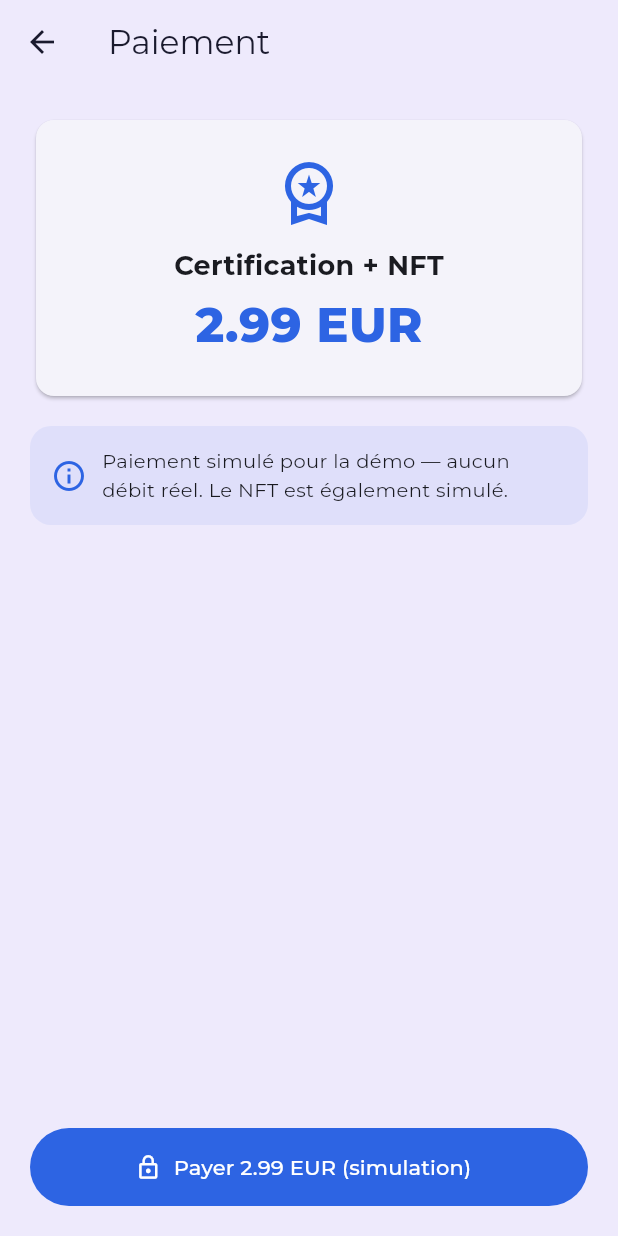
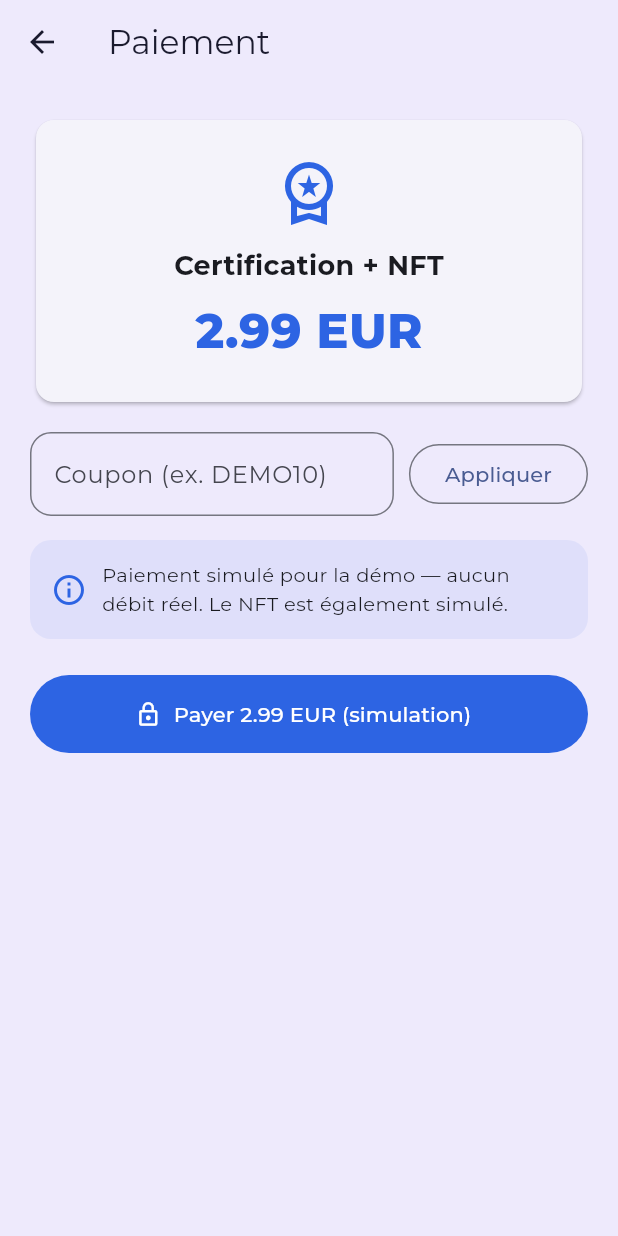
Before and after one commit to Og7enza/test, a Flutter app: the PaymentSimulationScreen screen opened directly with empty values, on a phone screen of 412 x 824 dp. Run offline on Flutter 3.47's test engine with Material 3 defaults, Android fonts, the phone set to English and light mode, and no system bars; our stand-ins replace camera, flutter_riverpod, geocoding, geolocator, go_router, google_fonts and 2 more; network calls fail.

Commit message:
fix(truthcatcher): rename shortHash->shortenHash (collision Riverpod) + bloc B
- Corrige l'erreur de build : shortHash entrait en collision avec un symbole
  exporte par Riverpod -> renomme en shortenHash (formatters + usages).
- Bloc B : notifications (liste + badge non-lus), transactions (historique),
  coupons (DEMO10 / TRUTH50) integres au paiement simule.
- Donnees de demo : galerie pre-remplie (3 preuves) + notifs + transactions.
- Navigation : cloche notifications (Accueil), tuile Transactions (Profil),
  routes /notifications et /transactions.
- CI : suppression du widget_test genere (reference MyApp inexistant).

https://claude.ai/code/session_012WtQpwHatgZD6LjYHykN8F

```diff
--- a/truthcatcher/lib/src/core/utils/formatters.dart
+++ b/truthcatcher/lib/src/core/utils/formatters.dart
@@ -4,7 +4,7 @@ import 'package:intl/intl.dart';
 String formatDateTime(DateTime dt) =>
     DateFormat('dd/MM/yyyy · HH:mm:ss').format(dt.toLocal());
 
-String shortHash(String hex, {int head = 10, int tail = 8}) {
+String shortenHash(String hex, {int head = 10, int tail = 8}) {
   if (hex.length <= head + tail + 1) return hex;
   return '${hex.substring(0, head)}…${hex.substring(hex.length - tail)}';
 }
--- a/truthcatcher/lib/src/features/capture/presentation/preview_confirm_screen.dart
+++ b/truthcatcher/lib/src/features/capture/presentation/preview_confirm_screen.dart
@@ -77,7 +77,7 @@ class _PreviewConfirmScreenState extends State<PreviewConfirmScreen> {
                   LabeledValue(
                     icon: Icons.fingerprint,
                     label: 'Empreinte SHA-256 (image originale)',
-                    value: shortHash(d.sha256Hex),
+                    value: shortenHash(d.sha256Hex),
                     monospace: true,
                   ),
                   LabeledValue(
--- a/truthcatcher/lib/src/features/certificate/presentation/certificate_detail_screen.dart
+++ b/truthcatcher/lib/src/features/certificate/presentation/certificate_detail_screen.dart
@@ -138,13 +138,13 @@ class _DetailBody extends StatelessWidget {
                   icon: Icons.account_balance_outlined,
                   label: 'Contrat',
                   value:
-                      c.contractAddress == null ? '—' : shortHash(c.contractAddress!),
+                      c.contractAddress == null ? '—' : shortenHash(c.contractAddress!),
                   monospace: true,
                 ),
                 LabeledValue(
                   icon: Icons.receipt_long_outlined,
                   label: 'Transaction',
-                  value: c.txHash == null ? '—' : shortHash(c.txHash!),
+                  value: c.txHash == null ? '—' : shortenHash(c.txHash!),
                   monospace: true,
                 ),
               ],
--- /dev/null
+++ b/truthcatcher/lib/src/features/coupon/application/coupon_providers.dart
@@ -0,0 +1,6 @@
+import 'package:flutter_riverpod/flutter_riverpod.dart';
+
+import '../data/mock_coupon_service.dart';
+
+final couponServiceProvider =
+    Provider<CouponService>((ref) => const CouponService());
--- /dev/null
+++ b/truthcatcher/lib/src/features/coupon/data/mock_coupon_service.dart
@@ -0,0 +1,18 @@
+import '../domain/coupon.dart';
+
+/// Vérification de coupon simulée. Codes de démo : `DEMO10`, `TRUTH50`.
+class CouponService {
+  const CouponService();
+
+  Future<Coupon?> verify(String code) async {
+    await Future<void>.delayed(const Duration(milliseconds: 500));
+    switch (code.trim().toUpperCase()) {
+      case 'DEMO10':
+        return const Coupon(code: 'DEMO10', percentOff: 10);
+      case 'TRUTH50':
+        return const Coupon(code: 'TRUTH50', percentOff: 50);
+      default:
+        return null;
+    }
+  }
+}
--- /dev/null
+++ b/truthcatcher/lib/src/features/coupon/domain/coupon.dart
@@ -0,0 +1,9 @@
+/// Coupon de réduction (modernise l'ancien modèle `coupon`).
+class Coupon {
+  const Coupon({required this.code, required this.percentOff});
+
+  final String code;
+  final int percentOff;
+
+  double apply(double amount) => amount * (1 - percentOff / 100);
+}
--- a/truthcatcher/lib/src/features/payment/presentation/payment_simulation_screen.dart
+++ b/truthcatcher/lib/src/features/payment/presentation/payment_simulation_screen.dart
@@ -6,10 +6,12 @@ import '../../../core/config/app_config.dart';
 import '../../../core/theme/app_colors.dart';
 import '../../capture/domain/capture_draft.dart';
 import '../../certificate/application/certificate_providers.dart';
+import '../../coupon/application/coupon_providers.dart';
+import '../../coupon/domain/coupon.dart';
 import '../application/payment_providers.dart';
 
-/// Étape de paiement **simulée** (démo) : encaisse un faux paiement puis
-/// déclenche la certification (hash + matricule + mint NFT simulé).
+/// Étape de paiement **simulée** (démo) : coupon optionnel, faux paiement, puis
+/// certification (hash + matricule + mint NFT simulé).
 class PaymentSimulationScreen extends ConsumerStatefulWidget {
   const PaymentSimulationScreen({required this.draft, super.key});
 
@@ -22,8 +24,42 @@ class PaymentSimulationScreen extends ConsumerStatefulWidget {
 
 class _PaymentSimulationScreenState
     extends ConsumerState<PaymentSimulationScreen> {
+  final _couponController = TextEditingController();
+  Coupon? _coupon;
+  bool _couponBusy = false;
   bool _busy = false;
   String _step = '';
+
+  double get _basePrice => AppConfig.demoMintPrice;
+  double get _finalPrice => _coupon?.apply(_basePrice) ?? _basePrice;
+
+  @override
+  void dispose() {
+    _couponController.dispose();
+    super.dispose();
+  }
+
+  Future<void> _applyCoupon() async {
+    final code = _couponController.text.trim();
+    if (code.isEmpty || _couponBusy) return;
+    setState(() => _couponBusy = true);
+    try {
+      final coupon = await ref.read(couponServiceProvider).verify(code);
+      if (!mounted) return;
+      setState(() => _coupon = coupon);
+      ScaffoldMessenger.of(context).showSnackBar(
+        SnackBar(
+          content: Text(
+            coupon == null
+                ? 'Coupon invalide'
+                : 'Coupon appliqué : -${coupon.percentOff}%',
+          ),
+        ),
+      );
+    } finally {
+      if (mounted) setState(() => _couponBusy = false);
+    }
+  }
 
   Future<void> _payAndCertify() async {
     if (_busy) return;
@@ -33,7 +69,7 @@ class _PaymentSimulationScreenState
     });
     try {
       await ref.read(paymentServiceProvider).pay(
-            amount: AppConfig.demoMintPrice,
+            amount: _finalPrice,
             currency: AppConfig.demoCurrency,
           );
       if (!mounted) return;
@@ -46,9 +82,8 @@ class _PaymentSimulationScreenState
       context.push('/certificate/${cert.matricule}', extra: cert);
     } catch (e) {
       if (mounted) {
-        ScaffoldMessenger.of(context).showSnackBar(
-          SnackBar(content: Text('Échec : $e')),
-        );
+        ScaffoldMessenger.of(context)
+            .showSnackBar(SnackBar(content: Text('Échec : $e')));
       }
     } finally {
       if (mounted) setState(() => _busy = false);
@@ -57,13 +92,12 @@ class _PaymentSimulationScreenState
 
   @override
   Widget build(BuildContext context) {
-    final price = AppConfig.demoMintPrice.toStringAsFixed(2);
+    final cur = AppConfig.demoCurrency;
+    final hasCoupon = _coupon != null;
     return Scaffold(
       appBar: AppBar(title: const Text('Paiement')),
-      body: Padding(
+      body: ListView(
         padding: const EdgeInsets.all(20),
-        child: Column(
-          crossAxisAlignment: CrossAxisAlignment.stretch,
         children: [
           Card(
             child: Padding(
@@ -78,11 +112,20 @@ class _PaymentSimulationScreenState
                   const SizedBox(height: 12),
                   const Text(
                     'Certification + NFT',
-                      style: TextStyle(fontSize: 18, fontWeight: FontWeight.w700),
+                    style:
+                        TextStyle(fontSize: 18, fontWeight: FontWeight.w700),
                   ),
-                    const SizedBox(height: 4),
+                  const SizedBox(height: 8),
+                  if (hasCoupon)
                     Text(
-                      '$price ${AppConfig.demoCurrency}',
+                      '${_basePrice.toStringAsFixed(2)} $cur',
+                      style: const TextStyle(
+                        decoration: TextDecoration.lineThrough,
+                        color: AppColors.textMuted,
+                      ),
+                    ),
+                  Text(
+                    '${_finalPrice.toStringAsFixed(2)} $cur',
                     style: const TextStyle(
                       fontSize: 32,
                       fontWeight: FontWeight.w800,
@@ -92,6 +135,34 @@ class _PaymentSimulationScreenState
                 ],
               ),
             ),
+          ),
+          const SizedBox(height: 16),
+          Row(
+            children: [
+              Expanded(
+                child: TextField(
+                  controller: _couponController,
+                  textCapitalization: TextCapitalization.characters,
+                  decoration: InputDecoration(
+                    labelText: 'Coupon (ex. DEMO10)',
+                    border: OutlineInputBorder(
+                      borderRadius: BorderRadius.circular(14),
+                    ),
+                  ),
+                ),
+              ),
+              const SizedBox(width: 10),
+              OutlinedButton(
+                onPressed: _couponBusy ? null : _applyCoupon,
+                child: _couponBusy
+                    ? const SizedBox(
+                        height: 16,
+                        width: 16,
+                        child: CircularProgressIndicator(strokeWidth: 2),
+                      )
+                    : const Text('Appliquer'),
+              ),
+            ],
           ),
           const SizedBox(height: 16),
           Container(
@@ -114,7 +185,7 @@ class _PaymentSimulationScreenState
               ],
             ),
           ),
-            const Spacer(),
+          const SizedBox(height: 24),
           if (_busy)
             Padding(
               padding: const EdgeInsets.only(bottom: 16),
@@ -127,17 +198,17 @@ class _PaymentSimulationScreenState
                     child: CircularProgressIndicator(strokeWidth: 2),
                   ),
                   const SizedBox(width: 10),
-                    Text(_step, style: const TextStyle(color: AppColors.textMuted)),
+                  Text(_step,
+                      style: const TextStyle(color: AppColors.textMuted)),
                 ],
               ),
             ),
           FilledButton.icon(
             onPressed: _busy ? null : _payAndCertify,
             icon: const Icon(Icons.lock_outline),
-              label: Text('Payer $price ${AppConfig.demoCurrency} (simulation)'),
+            label: Text('Payer ${_finalPrice.toStringAsFixed(2)} $cur (simulation)'),
           ),
         ],
-        ),
       ),
     );
   }
```
Also changed, not shown: truthcatcher/lib/src/core/router/app_router.dart (+10 -0 lines), truthcatcher/lib/src/features/certificate/data/mock_certification_repository.dart (+68 -1 lines), truthcatcher/lib/src/features/home/presentation/home_screen.dart (+15 -1 lines), truthcatcher/lib/src/features/notifications/application/notification_providers.dart (added, +60 -0 lines), truthcatcher/lib/src/features/notifications/domain/app_notification.dart (added, +29 -0 lines), truthcatcher/lib/src/features/notifications/presentation/notifications_screen.dart (added, +83 -0 lines), truthcatcher/lib/src/features/profile/presentation/profile_screen.dart (+6 -1 lines), truthcatcher/lib/src/features/transactions/application/transaction_providers.dart (added, +36 -0 lines), truthcatcher/lib/src/features/transactions/domain/app_transaction.dart (added, +22 -0 lines), truthcatcher/lib/src/features/transactions/presentation/transactions_screen.dart (added, +81 -0 lines), 1 other file. Lines whose indentation alone changed are shown as unchanged.
